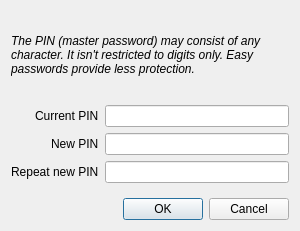
The window that src/gui/ui/dlg_pin_setup.ui (psakar/datovka) describes before a commit, drawn with Qt 5.
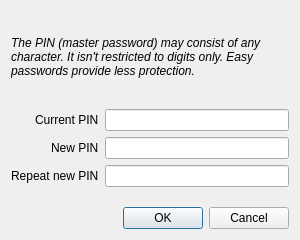
The same window after the commit.

Commit message: Deleted vanished translations.

What changed in the file:
```diff
--- a/src/gui/ui/dlg_pin_setup.ui
+++ b/src/gui/ui/dlg_pin_setup.ui
@@ -7,7 +7,7 @@
     <x>0</x>
     <y>0</y>
     <width>300</width>
-    <height>231</height>
+    <height>240</height>
    </rect>
   </property>
   <property name="windowTitle">
```
The commit also changes 1 other file.
